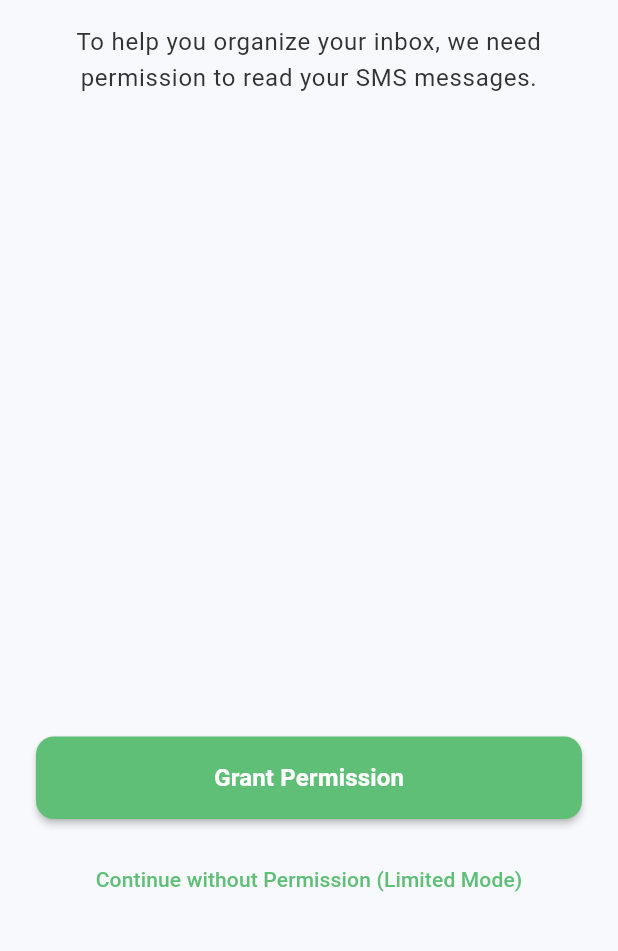
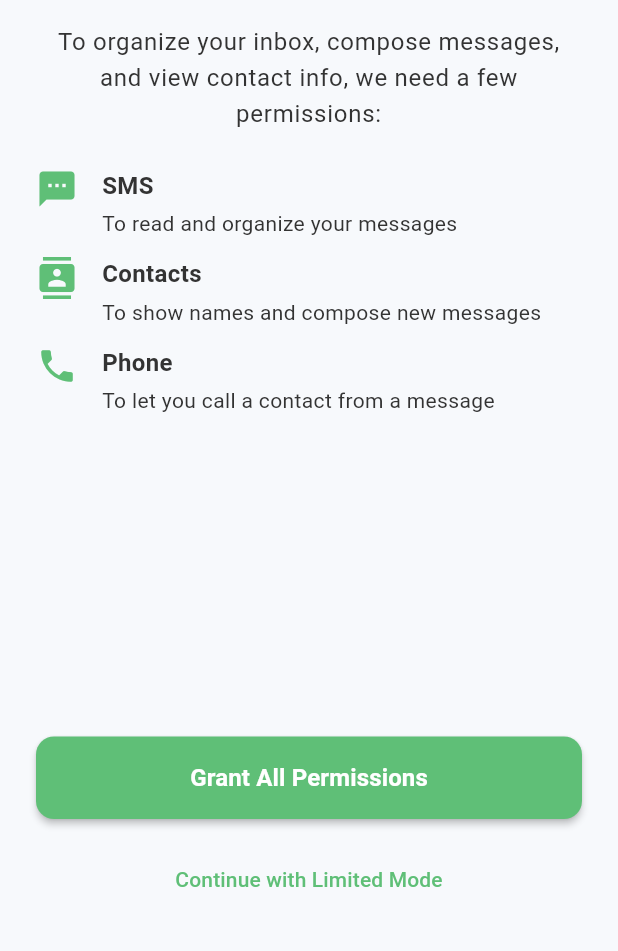
Before and after one commit to Darniss/sms_ecofy, a Flutter app: the screen it shows after launch, on a phone screen of 412 x 824 dp, the part 285-1236 px from its top. Run offline on Flutter 3.47's test engine with Material 3 defaults, Android fonts, the phone set to English and light mode, and no system bars; our stand-ins replace fl_chart, flutter_slidable, google_fonts, permission_handler, shared_preferences.

```diff
--- a/lib/main.dart
+++ b/lib/main.dart
@@ -2,6 +2,7 @@ import 'package:flutter/material.dart';
 import 'package:provider/provider.dart';
 import 'package:shared_preferences/shared_preferences.dart';
 import '/screens/splash_screen.dart';
+import '/providers/sms_provider.dart';
 import '/utils/theme.dart';
 
 void main() async {
--- a/lib/screens/finance_screen.dart
+++ b/lib/screens/finance_screen.dart
@@ -6,7 +6,7 @@ class FinanceScreen extends StatelessWidget {
   @override
   Widget build(BuildContext context) {
     return Scaffold(
-      appBar: AppBar(title: const Text('Finance')),
+      appBar: AppBar(title: const Text('Finance'), centerTitle: true),
       body: const Center(
         child: Text('Finance Screen', style: TextStyle(fontSize: 24)),
       ),
--- a/lib/screens/permission_screen.dart
+++ b/lib/screens/permission_screen.dart
@@ -15,19 +15,34 @@ class _PermissionScreenState extends State<PermissionScreen> {
   final StorageService _storageService = StorageService();
   bool _isLoading = false;
 
-  Future<void> _requestSmsPermission() async {
+  // --- UPDATED: Requesting multiple permissions ---
+  Future<void> _requestAllPermissions() async {
     setState(() {
       _isLoading = true;
     });
 
-    var status = await Permission.sms.request();
+    // Request SMS, Contacts, and Phone permissions at the same time
+    Map<Permission, PermissionStatus> statuses = await [
+      Permission.sms,
+      Permission.contacts,
+      Permission.phone,
+    ].request();
 
-    if (status.isGranted) {
+    // Check if all permissions are granted
+    bool allGranted = statuses.values.every((status) => status.isGranted);
+
+    if (allGranted) {
       _proceedToHome();
-    } else if (status.isPermanentlyDenied) {
-      _showSettingsDialog();
     } else {
-      _showPermissionDeniedDialog();
+      // Check if any are permanently denied
+      bool permanentlyDenied = statuses.values.any(
+        (status) => status.isPermanentlyDenied,
+      );
+      if (permanentlyDenied) {
+        _showSettingsDialog();
+      } else {
+        _showPermissionDeniedDialog();
+      }
     }
 
     if (mounted) {
@@ -38,9 +53,7 @@ class _PermissionScreenState extends State<PermissionScreen> {
   }
 
   Future<void> _proceedToHome() async {
-    // Mark first launch as done
     await _storageService.setFirstLaunchDone();
-
     if (mounted) {
       Navigator.of(context).pushReplacement(
         MaterialPageRoute(builder: (context) => const MainNavigationScreen()),
@@ -52,9 +65,10 @@ class _PermissionScreenState extends State<PermissionScreen> {
     showDialog(
       context: context,
       builder: (context) => AlertDialog(
-        title: const Text('Permission Required'),
+        title: const Text('Permissions Required'),
         content: const Text(
-          'SMS permission is permanently denied. Please go to app settings to enable it.',
+          'SMS, Contacts, and Phone permissions are required for the app to function fully. '
+          'Please go to app settings to enable them.',
         ),
         actions: [
           TextButton(
@@ -77,9 +91,10 @@ class _PermissionScreenState extends State<PermissionScreen> {
     showDialog(
       context: context,
       builder: (context) => AlertDialog(
-        title: const Text('Permission Denied'),
+        title: const Text('Permissions Denied'),
         content: const Text(
-          'SMS permission is required for the app to read your messages. Please grant permission to continue.',
+          'Some permissions were denied. The app may have limited functionality. '
+          'You can grant them later from the app settings.',
         ),
         actions: [
           TextButton(
@@ -116,20 +131,36 @@ class _PermissionScreenState extends State<PermissionScreen> {
               ),
               const SizedBox(height: 16),
               Text(
-                'To help you organize your inbox, we need permission to read your SMS messages.',
+                'To organize your inbox, compose messages, and view contact info, we need a few permissions:',
                 textAlign: TextAlign.center,
                 style: Theme.of(context).textTheme.bodyLarge,
               ),
-              const SizedBox(height: 40),
-
-              // --- Removed Test / Production Toggle ---
+              // --- NEW: Added list of permissions ---
+              const SizedBox(height: 24),
+              _buildPermissionItem(
+                Icons.sms,
+                'SMS',
+                'To read and organize your messages',
+              ),
+              const SizedBox(height: 12),
+              _buildPermissionItem(
+                Icons.contacts,
+                'Contacts',
+                'To show names and compose new messages',
+              ),
+              const SizedBox(height: 12),
+              _buildPermissionItem(
+                Icons.phone,
+                'Phone',
+                'To let you call a contact from a message',
+              ),
+              // ------------------------------------
               const Spacer(),
-
-              // --- Action Button ---
               _isLoading
                   ? const Center(child: CircularProgressIndicator())
                   : ElevatedButton(
-                      onPressed: _requestSmsPermission,
+                      // --- UPDATED: Calls the new method ---
+                      onPressed: _requestAllPermissions,
                       style: ElevatedButton.styleFrom(
                         backgroundColor: kEcoGreen,
                         foregroundColor: Colors.white,
@@ -140,7 +171,7 @@ class _PermissionScreenState extends State<PermissionScreen> {
                         elevation: 2,
                       ),
                       child: const Text(
-                        'Grant Permission',
+                        'Grant All Permissions',
                         style: TextStyle(
                           fontSize: 16,
                           fontWeight: FontWeight.bold,
@@ -151,7 +182,7 @@ class _PermissionScreenState extends State<PermissionScreen> {
               TextButton(
                 onPressed: _proceedToHome,
                 child: const Text(
-                  'Continue without Permission (Limited Mode)',
+                  'Continue with Limited Mode',
                   style: TextStyle(color: kEcoGreen),
                 ),
               ),
@@ -161,4 +192,31 @@ class _PermissionScreenState extends State<PermissionScreen> {
       ),
     );
   }
+
+  // --- NEW: Helper widget for the UI ---
+  Widget _buildPermissionItem(IconData icon, String title, String subtitle) {
+    return Row(
+      crossAxisAlignment: CrossAxisAlignment.start,
+      children: [
+        Icon(icon, color: kEcoGreen, size: 28),
+        const SizedBox(width: 16),
+        Expanded(
+          child: Column(
+            crossAxisAlignment: CrossAxisAlignment.start,
+            children: [
+              Text(
+                title,
+                style: const TextStyle(
+                  fontSize: 16,
+                  fontWeight: FontWeight.bold,
+                ),
+              ),
+              const SizedBox(height: 4),
+              Text(subtitle, style: Theme.of(context).textTheme.bodyMedium),
+            ],
+          ),
+        ),
+      ],
+    );
+  }
 }
--- a/lib/screens/privacy_screen.dart
+++ b/lib/screens/privacy_screen.dart
@@ -6,7 +6,7 @@ class PrivacyScreen extends StatelessWidget {
   @override
   Widget build(BuildContext context) {
     return Scaffold(
-      appBar: AppBar(title: const Text('Privacy')),
+      appBar: AppBar(title: const Text('Privacy'), centerTitle: true),
       body: const Center(
         child: Text('Privacy Screen', style: TextStyle(fontSize: 24)),
       ),
--- a/lib/screens/reminder_screen.dart
+++ b/lib/screens/reminder_screen.dart
@@ -6,7 +6,7 @@ class ReminderScreen extends StatelessWidget {
   @override
   Widget build(BuildContext context) {
     return Scaffold(
-      appBar: AppBar(title: const Text('Reminders')),
+      appBar: AppBar(title: const Text('Reminders'), centerTitle: true),
       body: const Center(
         child: Text('Reminders Screen', style: TextStyle(fontSize: 24)),
       ),
--- a/lib/screens/wellness_screen.dart
+++ b/lib/screens/wellness_screen.dart
@@ -6,7 +6,7 @@ class WellnessScreen extends StatelessWidget {
   @override
   Widget build(BuildContext context) {
     return Scaffold(
-      appBar: AppBar(title: const Text('Wellness')),
+      appBar: AppBar(title: const Text('Wellness'), centerTitle: true),
       body: const Center(
         child: Text('Wellness Screen', style: TextStyle(fontSize: 24)),
       ),
```
Also changed, not shown: lib/providers/sms_provider.dart (added, +84 -0 lines), lib/screens/home_screen.dart (+18 -81 lines), pubspec.yaml (+8 -5 lines), pubspec.lock, 1 other file.
